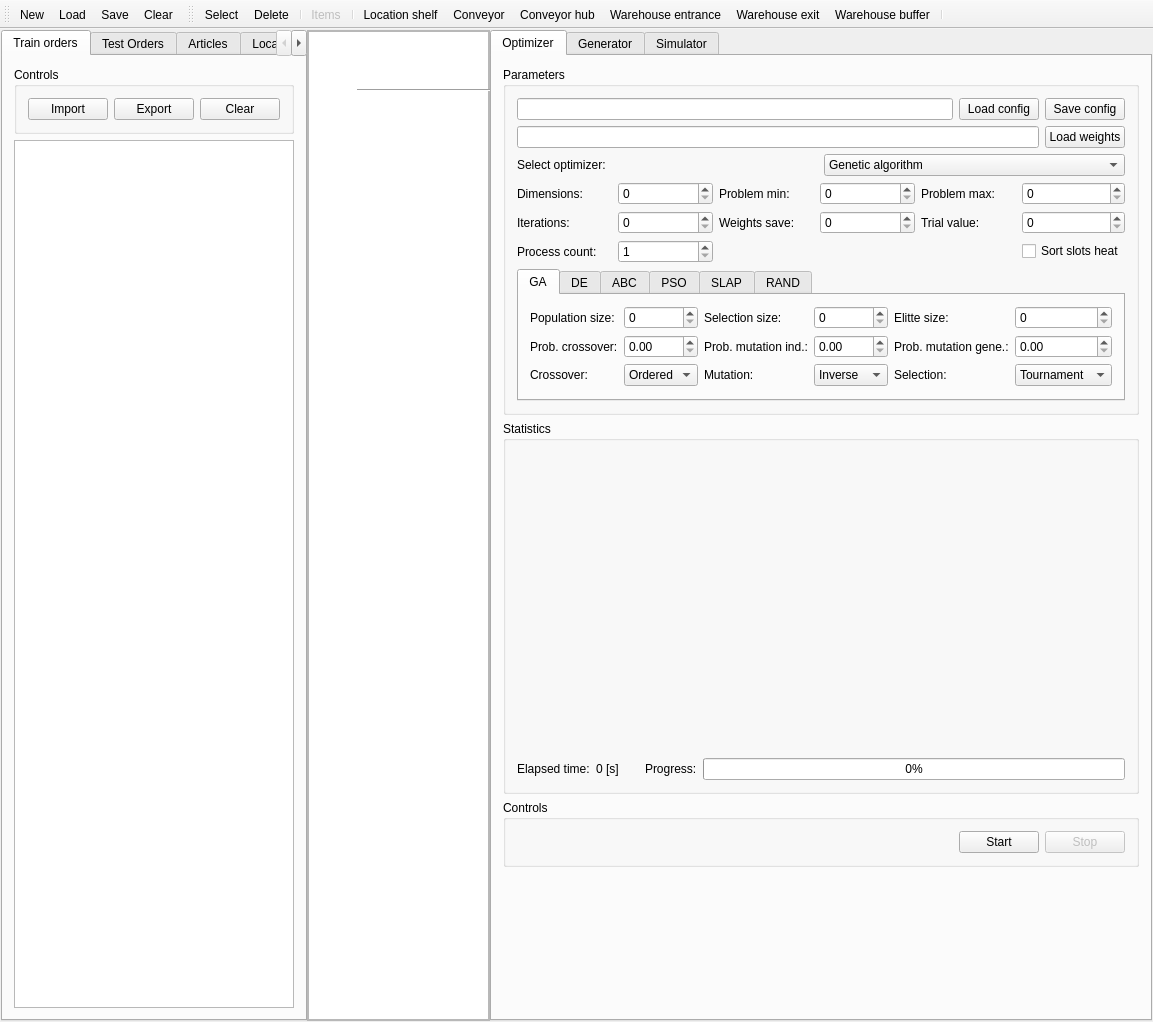
kocica/warehouse-manager, file src/gui/mainwindow.ui: the form before one commit.
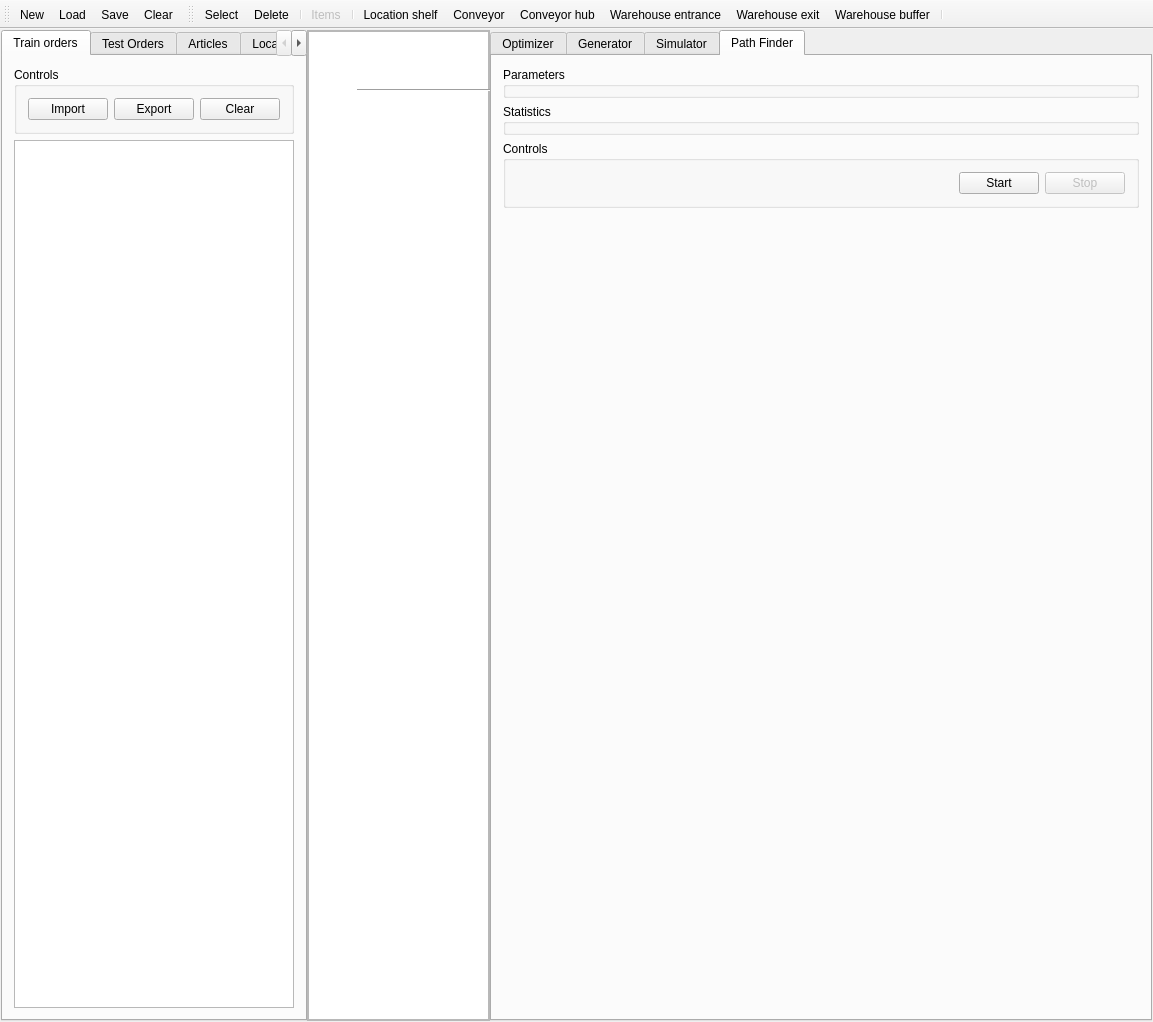
The form after the commit. The open tabs and pages were chosen to show the change. Icons and pictures are not drawn. Custom widgets are drawn as their Qt base class.

Commit message: Warehouse path finder using ACO (MMAS)

The edit to the form file:
```diff
--- a/src/gui/mainwindow.ui
+++ b/src/gui/mainwindow.ui
@@ -7,7 +7,7 @@
     <x>0</x>
     <y>0</y>
     <width>1153</width>
-    <height>950</height>
+    <height>978</height>
    </rect>
   </property>
   <property name="windowTitle">
@@ -1855,6 +1855,79 @@
             </item>
            </layout>
           </widget>
+          <widget class="QWidget" name="pathFinder">
+           <attribute name="title">
+            <string>Path Finder</string>
+           </attribute>
+           <layout class="QVBoxLayout" name="verticalLayout_9">
+            <item>
+             <widget class="QGroupBox" name="pathFinderParameters">
+              <property name="title">
+               <string>Parameters</string>
+              </property>
+             </widget>
+            </item>
+            <item>
+             <widget class="QGroupBox" name="pathFinderStatistics">
+              <property name="title">
+               <string>Statistics</string>
+              </property>
+             </widget>
+            </item>
+            <item>
+             <widget class="QGroupBox" name="pathFinderControls">
+              <property name="title">
+               <string>Controls</string>
+              </property>
+              <layout class="QHBoxLayout" name="horizontalLayout_8">
+               <item>
+                <spacer name="pathFinderControlsSpacer">
+                 <property name="orientation">
+                  <enum>Qt::Horizontal</enum>
+                 </property>
+                 <property name="sizeHint" stdset="0">
+                  <size>
+                   <width>40</width>
+                   <height>20</height>
+                  </size>
+                 </property>
+                </spacer>
+               </item>
+               <item>
+                <widget class="QPushButton" name="startPathFinder">
+                 <property name="text">
+                  <string>Start</string>
+                 </property>
+                </widget>
+               </item>
+               <item>
+                <widget class="QPushButton" name="stopPathFinder">
+                 <property name="enabled">
+                  <bool>false</bool>
+                 </property>
+                 <property name="text">
+                  <string>Stop</string>
+                 </property>
+                </widget>
+               </item>
+              </layout>
+             </widget>
+            </item>
+            <item>
+             <spacer name="pathFinderSpacer">
+              <property name="orientation">
+               <enum>Qt::Vertical</enum>
+              </property>
+              <property name="sizeHint" stdset="0">
+               <size>
+                <width>20</width>
+                <height>40</height>
+               </size>
+              </property>
+             </spacer>
+            </item>
+           </layout>
+          </widget>
          </widget>
         </item>
        </layout>
```
Left out of the diff: 4 changed lines with no effect on the pictures. The commit also changes 12 other files.
